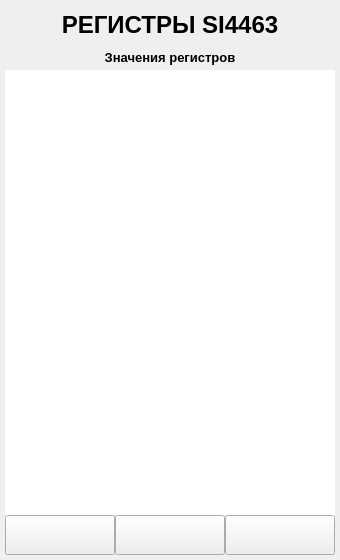
DavidSiegman/PLC_RF_Configurator, file ANDROID_FORMS/si4463_registers_form.ui: the form before one commit.
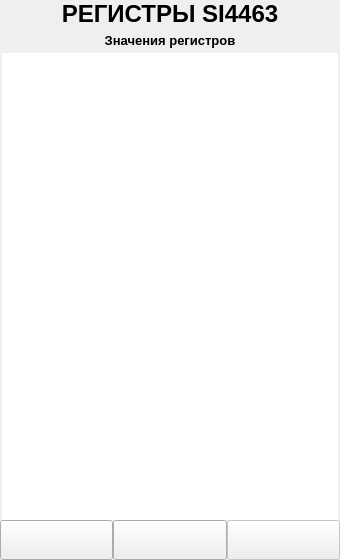
The form after the commit. Icons and pictures are not drawn.

```diff
--- a/ANDROID_FORMS/si4463_registers_form.ui
+++ b/ANDROID_FORMS/si4463_registers_form.ui
@@ -13,21 +13,21 @@
   <property name="windowTitle">
    <string>Form</string>
   </property>
-  <layout class="QVBoxLayout" name="verticalLayout">
+  <layout class="QVBoxLayout" name="verticalLayout_2">
    <property name="spacing">
     <number>0</number>
    </property>
    <property name="leftMargin">
-    <number>5</number>
+    <number>0</number>
    </property>
    <property name="topMargin">
-    <number>5</number>
+    <number>0</number>
    </property>
    <property name="rightMargin">
-    <number>5</number>
+    <number>0</number>
    </property>
    <property name="bottomMargin">
-    <number>5</number>
+    <number>0</number>
    </property>
    <item>
     <widget class="QLabel" name="label_1">
@@ -40,7 +40,7 @@
      <property name="minimumSize">
       <size>
        <width>0</width>
-       <height>40</height>
+       <height>0</height>
       </size>
      </property>
      <property name="font">
@@ -60,6 +60,27 @@
     </widget>
    </item>
    <item>
+    <widget class="QWidget" name="Main_Widget" native="true">
+     <property name="styleSheet">
+      <string notr="true"/>
+     </property>
+     <layout class="QVBoxLayout" name="verticalLayout_5">
+      <property name="spacing">
+       <number>0</number>
+      </property>
+      <property name="leftMargin">
+       <number>2</number>
+      </property>
+      <property name="topMargin">
+       <number>0</number>
+      </property>
+      <property name="rightMargin">
+       <number>2</number>
+      </property>
+      <property name="bottomMargin">
+       <number>0</number>
+      </property>
+      <item>
     <layout class="QVBoxLayout" name="verticalLayout_14">
      <property name="spacing">
       <number>0</number>
@@ -123,8 +144,32 @@
      </item>
     </layout>
    </item>
+     </layout>
+    </widget>
+   </item>
    <item>
-    <layout class="QHBoxLayout" name="horizontalLayout">
+    <widget class="QWidget" name="DownPanel_Widget" native="true">
+     <property name="styleSheet">
+      <string notr="true"/>
+     </property>
+     <layout class="QVBoxLayout" name="verticalLayout_4">
+      <property name="spacing">
+       <number>0</number>
+      </property>
+      <property name="leftMargin">
+       <number>0</number>
+      </property>
+      <property name="topMargin">
+       <number>0</number>
+      </property>
+      <property name="rightMargin">
+       <number>0</number>
+      </property>
+      <property name="bottomMargin">
+       <number>0</number>
+      </property>
+      <item>
+       <layout class="QHBoxLayout" name="horizontalLayout_2">
      <property name="spacing">
       <number>0</number>
      </property>
@@ -168,7 +213,7 @@
        <property name="minimumSize">
         <size>
          <width>0</width>
-         <height>0</height>
+            <height>40</height>
         </size>
        </property>
        <property name="maximumSize">
@@ -196,7 +241,31 @@
       </widget>
      </item>
      <item>
+         <widget class="QWidget" name="Next_Widget" native="true">
+          <property name="enabled">
+           <bool>false</bool>
+          </property>
+          <layout class="QVBoxLayout" name="verticalLayout">
+           <property name="spacing">
+            <number>0</number>
+           </property>
+           <property name="leftMargin">
+            <number>0</number>
+           </property>
+           <property name="topMargin">
+            <number>0</number>
+           </property>
+           <property name="rightMargin">
+            <number>0</number>
+           </property>
+           <property name="bottomMargin">
+            <number>0</number>
+           </property>
+           <item>
       <widget class="QPushButton" name="Next">
+             <property name="enabled">
+              <bool>false</bool>
+             </property>
        <property name="sizePolicy">
         <sizepolicy hsizetype="Minimum" vsizetype="Minimum">
          <horstretch>0</horstretch>
@@ -225,6 +294,12 @@
       </widget>
      </item>
     </layout>
+         </widget>
+        </item>
+       </layout>
+      </item>
+     </layout>
+    </widget>
    </item>
   </layout>
  </widget>
```
Lines whose indentation alone changed are shown as unchanged.
